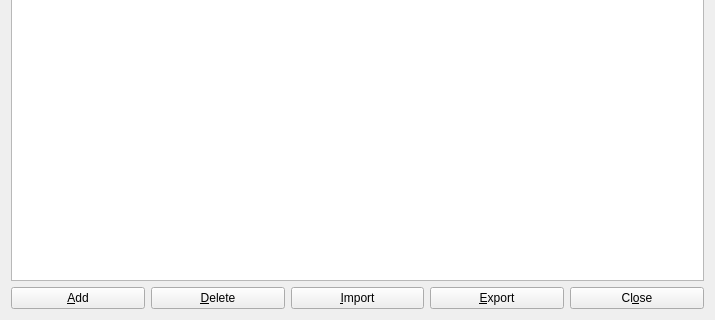
This is designer/students.ui in sobjornstad/clicker-quiz-manager as Qt 5 draws it before an edit; both pictures show x 0 to 715 and y 141 to 461 of the 715 by 461 pixel window. The edited form follows.
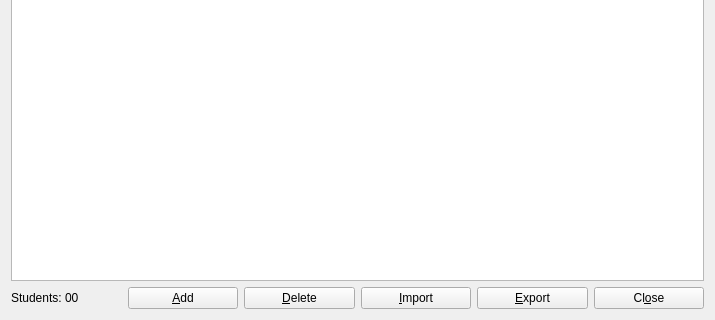
This is the edited form.

Commit message:
add count of students to bottom of students window
Like for the questions dialog, I think this is an unobtrusive way to
catch errors where you forgot to enter a given student.

The edit to the form file:
```diff
--- a/designer/students.ui
+++ b/designer/students.ui
@@ -112,6 +112,13 @@
      </item>
      <item>
       <layout class="QHBoxLayout" name="horizontalLayout">
+       <item>
+        <widget class="QLabel" name="studentsLabel">
+         <property name="text">
+          <string>Students: 00</string>
+         </property>
+        </widget>
+       </item>
        <item>
         <widget class="QPushButton" name="addButton">
          <property name="text">
```
Left out of the diff: 6 changed lines with no effect on the pictures. The commit also changes 1 other file.
